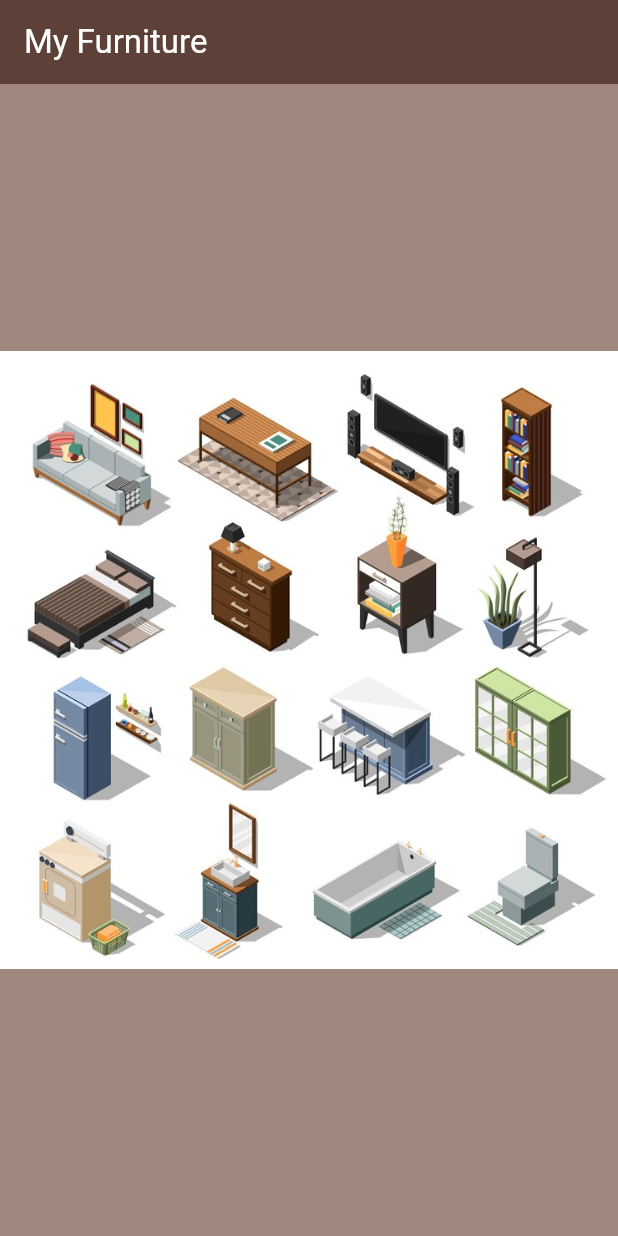
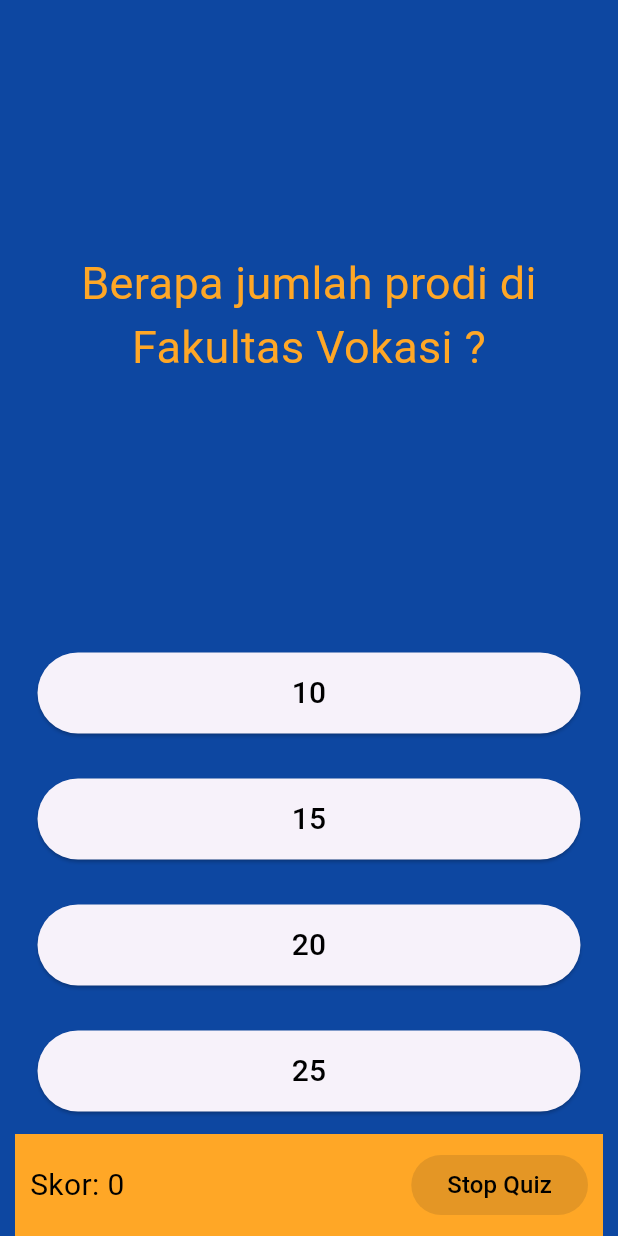
Before and after one commit to AmalliaBerlianyPutri/flutter_app, a Flutter app: the screen it shows after launch, on a phone screen of 412 x 824 dp. Run offline on Flutter 3.47's test engine with Material 3 defaults, Android fonts, the phone set to English and light mode, and no system bars.

Commit message:
commit aplikasi mobile

```diff
--- a/lib/main.dart
+++ b/lib/main.dart
@@ -1,20 +1,249 @@
 import 'package:flutter/material.dart';
 
-void main() => runApp(MaterialApp(
-  home: Scaffold(
-    appBar: AppBar (
-      title: Text(
-          'My Furniture',
-        style: TextStyle(color: Colors.white),
+void main() {
+  runApp(
+    QuizMaba(),
+  );
+}
+
+class QuizMaba extends StatelessWidget {
+  @override
+  Widget build(BuildContext context) {
+    return MaterialApp(
+      home: Scaffold(
+        backgroundColor: Colors.blue.shade900,
+        body: SafeArea(
+          child: Padding(
+            padding: EdgeInsets.symmetric(horizontal: 10.0),
+            child: HalamanQuiz(),
+          ),
+        ),
       ),
-      backgroundColor: Colors.brown[700],
-    ),
-    body: Center(
-      child: Image(
-        image: AssetImage(
-            'images/furniture.jpg'),
-      ),
-    ),
-    backgroundColor: Colors.brown[300],
-  ),
-));
+    );
+  }
+}
+
+class HalamanQuiz extends StatefulWidget {
+  @override
+  State<HalamanQuiz> createState() => _HalamanQuizState();
+}
+
+class _HalamanQuizState extends State<HalamanQuiz> {
+  List<Widget> skorMaba = [];
+  List<String> pertanyaan = [
+    'Berapa jumlah prodi di Fakultas Vokasi ?',
+    'Dimana kampus Unesa berada ?',
+    'Apa nama Himpunan di jurusan Manajemen Informatika ?',
+    'Berapa jumlah mahasiswa aktif angkatan 2022 jurusan Manajemen ?',
+    'Siapa Kaprodi D4 Manajemen Informatika ?',
+  ];
+  List<String> jawabanA = [
+    '10',
+    'Magetan',
+    'Himti',
+    '112',
+    'Pak Agung',
+  ];
+  List<String> jawabanB = [
+    '15',
+    'Malang',
+    'Himafortic',
+    '101',
+    'Pak Hafiz',
+  ];
+  List<String> jawabanC = [
+    '20',
+    'Surabaya',
+    'Himtic',
+    '94',
+    'Pak Andi',
+  ];
+  List<String> jawabanD = [
+    '25',
+    'Suramadu',
+    'Himafo',
+    '203',
+    'Pak Dodik',
+  ];
+  List<String> kunciJawaban = [
+    '10',
+    'Surabaya',
+    'Himafortic',
+    '94',
+    'Pak Dodik',
+  ];
+  int nomorPertanyaan = 0;
+  int skor = 0;
+
+  @override
+  Widget build(BuildContext context) {
+    return Column(
+      mainAxisAlignment: MainAxisAlignment.spaceBetween,
+      crossAxisAlignment: CrossAxisAlignment.stretch,
+      children: <Widget>[
+        Expanded(
+          flex: 5,
+          child: Padding(
+            padding: EdgeInsets.all(10.0),
+            child: Center(
+              child: Text(
+                pertanyaan[nomorPertanyaan],
+                textAlign: TextAlign.center,
+                style: TextStyle(
+                  fontSize: 30.0,
+                  color: Colors.orange[400],
+                ),
+              ),
+            ),
+          ),
+        ),
+        Expanded(
+          child: Padding(
+            padding: EdgeInsets.all(15.0),
+            child: ElevatedButton(
+              child: Text(
+                jawabanA[nomorPertanyaan],
+                style: TextStyle(
+                  color: Colors.black,
+                  fontSize: 20.0,
+                ),
+              ),
+              onPressed: () {
+                _cekJawaban(jawabanA[nomorPertanyaan]);
+              },
+            ),
+          ),
+        ),
+        Expanded(
+          child: Padding(
+            padding: EdgeInsets.all(15.0),
+            child: ElevatedButton(
+              child: Text(
+                jawabanB[nomorPertanyaan],
+                style: TextStyle(
+                  fontSize: 20.0,
+                  color: Colors.black,
+                ),
+              ),
+              onPressed: () {
+                _cekJawaban(jawabanB[nomorPertanyaan]);
+              },
+            ),
+          ),
+        ),
+        Expanded(
+          child: Padding(
+            padding: EdgeInsets.all(15.0),
+            child: ElevatedButton(
+              child: Text(
+                jawabanC[nomorPertanyaan],
+                style: TextStyle(
+                  fontSize: 20.0,
+                  color: Colors.black,
+                ),
+              ),
+              onPressed: () {
+                _cekJawaban(jawabanC[nomorPertanyaan]);
+              },
+            ),
+          ),
+        ),
+        Expanded(
+          child: Padding(
+            padding: EdgeInsets.all(15.0),
+            child: ElevatedButton(
+              child: Text(
+                jawabanD[nomorPertanyaan],
+                style: TextStyle(
+                  fontSize: 20.0,
+                  color: Colors.black,
+                ),
+              ),
+              onPressed: () {
+                _cekJawaban(jawabanD[nomorPertanyaan]);
+              },
+            ),
+          ),
+        ),
+        // Score Keeper
+        Container(
+          padding: EdgeInsets.all(10.0),
+          color: Colors.orange[400],
+          child: Row(
+            mainAxisAlignment: MainAxisAlignment.spaceBetween,
+            children: <Widget>[
+              Text(
+                'Skor: $skor',
+                style: TextStyle(
+                  color: Colors.black,
+                  fontSize: 20.0,
+                ),
+              ),
+              ElevatedButton(
+                onPressed: nomorPertanyaan < pertanyaan.length - 1 ? null : _stopQuiz,
+                child: Text(
+                  'Stop Quiz',
+                  style: TextStyle(
+                    fontSize: 16.0,
+                    color: Colors.black,
+                  ),
+                ),
+              ),
+            ],
+          ),
+        ),
+      ],
+    );
+  }
+
+  void _cekJawaban(String jawaban) {
+    setState(() {
+      if (jawaban == kunciJawaban[nomorPertanyaan]) {
+        skorMaba.add(
+          Icon(
+            Icons.check,
+            color: Colors.green,
+          ),
+        );
+        skor++;
+      } else {
+        skorMaba.add(
+          Icon(
+            Icons.close,
+            color: Colors.red,
+          ),
+        );
+      }
+      if (nomorPertanyaan < pertanyaan.length - 1) {
+        nomorPertanyaan++;
+      } else {
+        _stopQuiz(); // Panggil fungsi untuk menghentikan quiz
+      }
+    });
+  }
+
+  void _stopQuiz() {
+    showDialog(
+      context: context,
+      builder: (context) {
+        return AlertDialog(
+          title: Text('Quiz Selesai'),
+          content: Text('Skor Anda: $skor'),
+          actions: <Widget>[
+            TextButton(
+              onPressed: () {
+                setState(() {
+                  nomorPertanyaan = 0;
+                  skor = 0;
+                  skorMaba.clear();
+                  Navigator.of(context).pop();
+                });
+              },
+              child: Text('Ulangi Quiz'),
+            ),
+          ],
+        );
+      },
+    );
+  }
+}
--- a/pubspec.yaml
+++ b/pubspec.yaml
@@ -55,6 +55,9 @@ flutter:
   uses-material-design: true
   assets:
     - images/furniture.jpg
+    - images/Sintiya.jpg
+    - images/Annisa.jpg
+    - images/Amallia.JPG
 
 
   # An image asset can refer to one or more resolution-specific "variants", see
```
Also changed, not shown: images/Amallia.JPG (added), images/Annisa.jpg (added), images/Sintiya.jpg (added).
